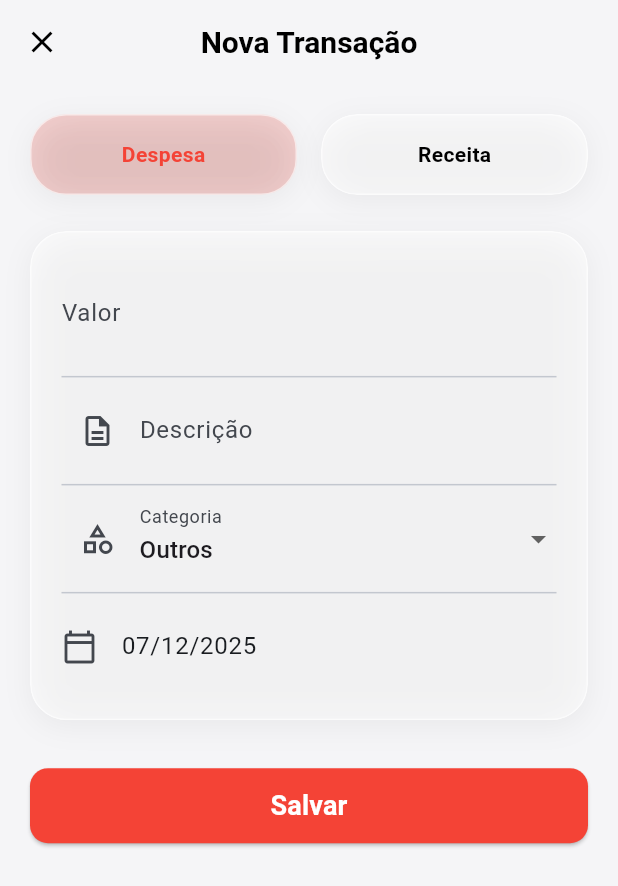
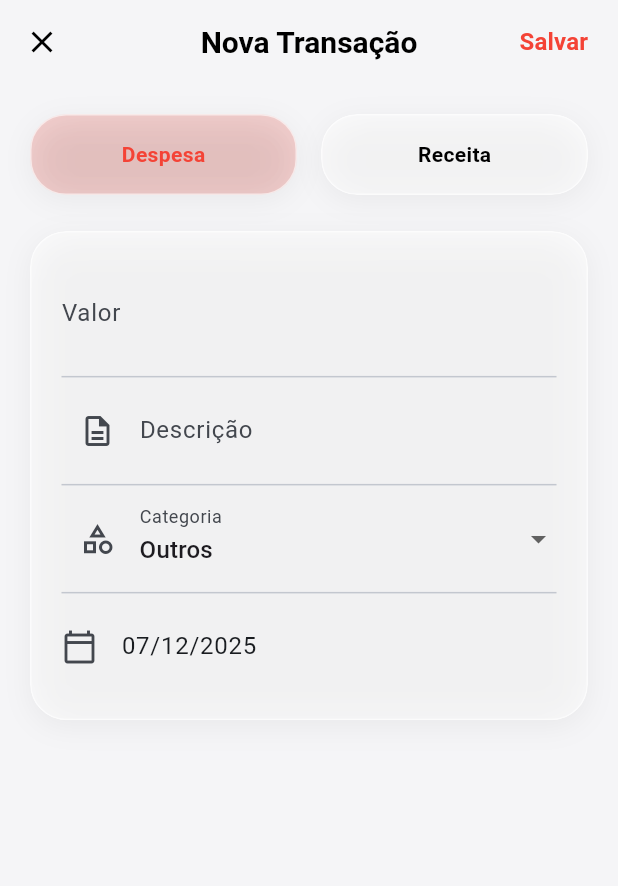
Before and after one commit to nexxo-app/nexxo_flutter, a Flutter app: the AddTransactionScreen screen opened by its route, on a phone screen of 412 x 824 dp. Shown: the top 886 px of the screen. Run offline on Flutter 3.47's test engine with Material 3 defaults, Android fonts, the phone set to English and light mode, and no system bars; our stand-ins replace go_router, google_fonts, shared_preferences, supabase_flutter; accounts and stored records are empty.

Commit message:
Add transaction editing and savings goals pie chart
Implemented transaction editing by updating routing, repository, and AddTransactionScreen to support editing existing transactions. Added a goals pie chart widget to the home screen to display savings goals progress. Refactored color opacity usage for consistency, improved UI for add/edit screens, and updated dependencies to include the 'web' package.

```diff
--- a/lib/core/router/app_router.dart
+++ b/lib/core/router/app_router.dart
@@ -35,9 +35,16 @@ final appRouter = GoRouter(
     ),
     GoRoute(
       path: '/add-transaction',
+      parentNavigatorKey:
+          _rootNavigatorKey, // Use root navigator to cover the nav bar
       builder: (context, state) {
-        final initialType = state.extra as String?;
-        return AddTransactionScreen(initialType: initialType);
+        final extra = state.extra;
+        // Check if extra is a TransactionModel (editing) or String (initial type)
+        if (extra is TransactionModel) {
+          return AddTransactionScreen(transaction: extra);
+        } else {
+          return AddTransactionScreen(initialType: extra as String?);
+        }
       },
     ),
     GoRoute(
--- a/lib/presentation/screens/home/add_transaction_screen.dart
+++ b/lib/presentation/screens/home/add_transaction_screen.dart
@@ -3,12 +3,14 @@ import 'package:go_router/go_router.dart';
 import 'package:intl/intl.dart';
 
 import '../../widgets/glass_container.dart';
+import '../../../../data/models/supabase_models.dart';
 import '../../../../data/repositories/supabase_repository.dart';
 
 class AddTransactionScreen extends StatefulWidget {
   final String? initialType;
+  final TransactionModel? transaction; // For editing
 
-  const AddTransactionScreen({super.key, this.initialType});
+  const AddTransactionScreen({super.key, this.initialType, this.transaction});
 
   @override
   State<AddTransactionScreen> createState() => _AddTransactionScreenState();
@@ -17,15 +19,49 @@ class AddTransactionScreen extends StatefulWidget {
 class _AddTransactionScreenState extends State<AddTransactionScreen> {
   final _titleController = TextEditingController();
   final _amountController = TextEditingController();
+  final _scrollController = ScrollController();
   late String _type;
   String _category = 'Outros';
   DateTime _selectedDate = DateTime.now();
   bool _isLoading = false;
 
+  Key _rebuildKey = UniqueKey();
+
+  bool get isEditing => widget.transaction != null;
+
   @override
   void initState() {
     super.initState();
+    if (widget.transaction != null) {
+      // Editing mode - pre-fill fields
+      _titleController.text = widget.transaction!.title;
+      _amountController.text = widget.transaction!.amount.toString();
+      _type = widget.transaction!.type;
+      _category = widget.transaction!.category;
+      _selectedDate = widget.transaction!.date;
+    } else {
       _type = widget.initialType ?? 'expense';
+    }
+  }
+
+  @override
+  void dispose() {
+    _titleController.dispose();
+    _amountController.dispose();
+    _scrollController.dispose();
+    super.dispose();
+  }
+
+  void _unfocusAndRebuild() {
+    FocusScope.of(context).unfocus();
+    if (_scrollController.hasClients) {
+      final currentOffset = _scrollController.offset;
+      _scrollController.jumpTo(currentOffset + 1);
+      _scrollController.jumpTo(currentOffset);
+    }
+    setState(() {
+      _rebuildKey = UniqueKey();
+    });
   }
 
   final List<String> _categories = [
@@ -53,6 +89,16 @@ class _AddTransactionScreenState extends State<AddTransactionScreen> {
       final amount = double.parse(_amountController.text.replaceAll(',', '.'));
       final repository = SupabaseRepository();
 
+      if (isEditing) {
+        await repository.updateTransaction(
+          id: widget.transaction!.id,
+          title: _titleController.text,
+          amount: amount,
+          type: _type,
+          category: _category,
+          date: _selectedDate,
+        );
+      } else {
         await repository.addTransaction(
           title: _titleController.text,
           amount: amount,
@@ -60,9 +106,10 @@ class _AddTransactionScreenState extends State<AddTransactionScreen> {
           category: _category,
           date: _selectedDate,
         );
+      }
 
       if (mounted) {
-        context.pop(true); // Return true to indicate success
+        context.pop(true);
       }
     } catch (e) {
       if (mounted) {
@@ -80,14 +127,44 @@ class _AddTransactionScreenState extends State<AddTransactionScreen> {
     final isDark = Theme.of(context).brightness == Brightness.dark;
 
     return Scaffold(
+      key: _rebuildKey,
+      resizeToAvoidBottomInset: false,
       appBar: AppBar(
-        title: const Text('Nova Transação'),
+        title: Text(isEditing ? 'Editar Transação' : 'Nova Transação'),
         leading: IconButton(
           icon: const Icon(Icons.close),
           onPressed: () => context.pop(),
         ),
+        actions: [
+          Padding(
+            padding: const EdgeInsets.only(right: 8.0),
+            child: _isLoading
+                ? const Center(
+                    child: SizedBox(
+                      width: 24,
+                      height: 24,
+                      child: CircularProgressIndicator(strokeWidth: 2),
                     ),
-      body: SingleChildScrollView(
+                  )
+                : TextButton(
+                    onPressed: _saveTransaction,
+                    child: Text(
+                      'Salvar',
+                      style: TextStyle(
+                        fontSize: 16,
+                        fontWeight: FontWeight.bold,
+                        color: _type == 'income' ? Colors.green : Colors.red,
+                      ),
+                    ),
+                  ),
+          ),
+        ],
+      ),
+      body: GestureDetector(
+        onTap: _unfocusAndRebuild,
+        behavior: HitTestBehavior.translucent,
+        child: SingleChildScrollView(
+          controller: _scrollController,
           padding: const EdgeInsets.all(20),
           child: Column(
             children: [
@@ -96,10 +173,13 @@ class _AddTransactionScreenState extends State<AddTransactionScreen> {
                 children: [
                   Expanded(
                     child: GestureDetector(
-                    onTap: () => setState(() => _type = 'expense'),
+                      onTap: () {
+                        _unfocusAndRebuild();
+                        setState(() => _type = 'expense');
+                      },
                       child: GlassContainer(
                         color: _type == 'expense'
-                          ? Colors.red.withOpacity(0.2)
+                            ? Colors.red.withAlpha(51)
                             : null,
                         padding: const EdgeInsets.symmetric(vertical: 16),
                         child: Center(
@@ -119,10 +199,13 @@ class _AddTransactionScreenState extends State<AddTransactionScreen> {
                   const SizedBox(width: 16),
                   Expanded(
                     child: GestureDetector(
-                    onTap: () => setState(() => _type = 'income'),
+                      onTap: () {
+                        _unfocusAndRebuild();
+                        setState(() => _type = 'income');
+                      },
                       child: GlassContainer(
                         color: _type == 'income'
-                          ? Colors.green.withOpacity(0.2)
+                            ? Colors.green.withAlpha(51)
                             : null,
                         padding: const EdgeInsets.symmetric(vertical: 16),
                         child: Center(
@@ -146,7 +229,6 @@ class _AddTransactionScreenState extends State<AddTransactionScreen> {
               GlassContainer(
                 child: Column(
                   children: [
-                  // Amount Input
                     TextField(
                       controller: _amountController,
                       keyboardType: const TextInputType.numberWithOptions(
@@ -163,8 +245,6 @@ class _AddTransactionScreenState extends State<AddTransactionScreen> {
                       ),
                     ),
                     const Divider(),
-
-                  // Title Input
                     TextField(
                       controller: _titleController,
                       decoration: const InputDecoration(
@@ -174,10 +254,9 @@ class _AddTransactionScreenState extends State<AddTransactionScreen> {
                       ),
                     ),
                     const Divider(),
-
-                  // Category Dropdown
                     DropdownButtonFormField<String>(
-                    value: _category,
+                      key: ValueKey(_category),
+                      initialValue: _category,
                       decoration: const InputDecoration(
                         labelText: 'Categoria',
                         border: InputBorder.none,
@@ -190,18 +269,20 @@ class _AddTransactionScreenState extends State<AddTransactionScreen> {
                         );
                       }).toList(),
                       onChanged: (String? newValue) {
-                      if (newValue != null)
+                        if (newValue != null) {
                           setState(() => _category = newValue);
+                        }
                       },
                     ),
                     const Divider(),
-
-                  // Date Picker
                     ListTile(
                       contentPadding: EdgeInsets.zero,
                       leading: const Icon(Icons.calendar_today_outlined),
-                    title: Text(DateFormat('dd/MM/yyyy').format(_selectedDate)),
+                      title: Text(
+                        DateFormat('dd/MM/yyyy').format(_selectedDate),
+                      ),
                       onTap: () async {
+                        _unfocusAndRebuild();
                         final DateTime? picked = await showDatePicker(
                           context: context,
                           initialDate: _selectedDate,
@@ -216,35 +297,9 @@ class _AddTransactionScreenState extends State<AddTransactionScreen> {
                   ],
                 ),
               ),
-            const SizedBox(height: 32),
-
-            // Save Button
-            SizedBox(
-              width: double.infinity,
-              height: 50,
-              child: ElevatedButton(
-                onPressed: _isLoading ? null : _saveTransaction,
-                style: ElevatedButton.styleFrom(
-                  backgroundColor: _type == 'income'
-                      ? Colors.green
-                      : Colors.red,
-                  foregroundColor: Colors.white,
-                  shape: RoundedRectangleBorder(
-                    borderRadius: BorderRadius.circular(12),
+              const SizedBox(height: 100),
+            ],
           ),
-                ),
-                child: _isLoading
-                    ? const CircularProgressIndicator(color: Colors.white)
-                    : const Text(
-                        'Salvar',
-                        style: TextStyle(
-                          fontSize: 18,
-                          fontWeight: FontWeight.bold,
-                        ),
-                      ),
-              ),
-            ),
-          ],
         ),
       ),
     );
--- a/lib/presentation/widgets/bottom_nav_bar.dart
+++ b/lib/presentation/widgets/bottom_nav_bar.dart
@@ -11,7 +11,7 @@ class ScaffoldWithNavBar extends StatelessWidget {
   Widget build(BuildContext context) {
     return Scaffold(
       body: child,
-      extendBody: true, // Important for glass effect
+      extendBody: true,
       bottomNavigationBar: const GlassBottomNavBar(),
     );
   }
@@ -82,7 +82,7 @@ class _NavBarItem extends StatelessWidget {
     final theme = Theme.of(context);
     final color = isSelected
         ? theme.colorScheme.primary
-        : theme.colorScheme.onSurface.withOpacity(0.6);
+        : theme.colorScheme.onSurface.withAlpha(153);
 
     return InkWell(
       onTap: onTap,
--- a/pubspec.yaml
+++ b/pubspec.yaml
@@ -17,6 +17,7 @@ dependencies:
   supabase_flutter: ^2.3.0
   glassmorphism: ^3.0.0
   shared_preferences: ^2.2.2
+  web: ^1.1.1
 
 dev_dependencies:
   flutter_test:
```
Also changed, not shown: lib/data/repositories/supabase_repository.dart (+24 -0 lines), lib/presentation/screens/expenses/expenses_screen.dart (+45 -18 lines), lib/presentation/screens/goals/add_savings_goal_screen.dart (+29 -27 lines), lib/presentation/screens/home/home_screen.dart (+17 -9 lines), lib/presentation/screens/home/widgets/goals_pie_chart.dart (added, +149 -0 lines), pubspec.lock. Lines whose indentation alone changed are shown as unchanged.
